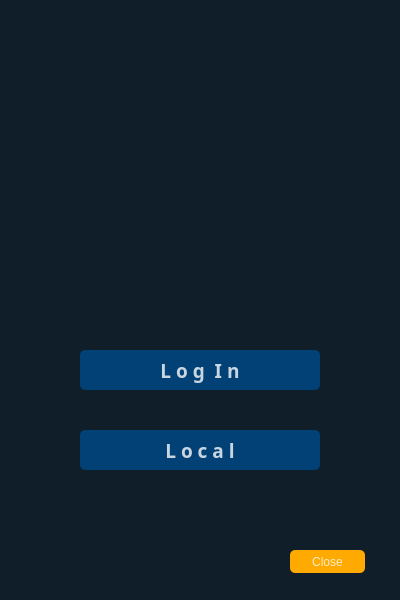
Qt form ui/home.ui (cach007/face_findeer) before a commit.
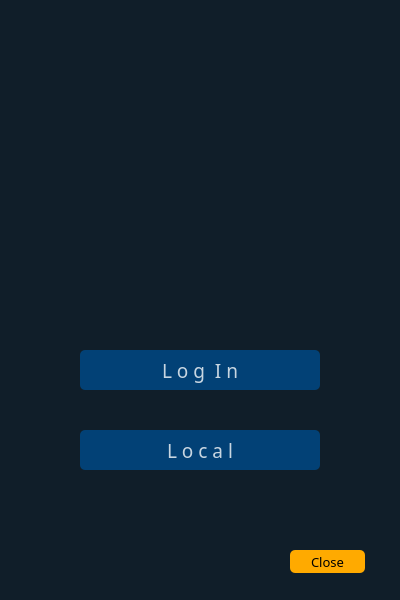
The same form after that commit. Icons and pictures are not drawn.

```diff
--- a/ui/home.ui
+++ b/ui/home.ui
@@ -42,10 +42,10 @@
     </property>
     <property name="font">
      <font>
-      <family>Agency FB</family>
+      <family>Arial Rounded MT Bold</family>
       <pointsize>14</pointsize>
-      <weight>75</weight>
-      <bold>true</bold>
+      <weight>50</weight>
+      <bold>false</bold>
      </font>
     </property>
     <property name="styleSheet">
@@ -78,10 +78,16 @@
       <height>23</height>
      </rect>
     </property>
+    <property name="font">
+     <font>
+      <family>Arial Rounded MT Bold</family>
+      <pointsize>10</pointsize>
+     </font>
+    </property>
     <property name="styleSheet">
      <string notr="true">QPushButton#pushButton_3{
 background-color:rgb(255, 170, 0);
-color:rgba(255, 255, 255, 200);
+	color: rgb(0, 0, 0);
 border-radius:5px;
 }
 QPushButton#pushButton_3:pressed{
@@ -109,10 +115,10 @@
     </property>
     <property name="font">
      <font>
-      <family>Agency FB</family>
+      <family>Arial Rounded MT Bold</family>
       <pointsize>14</pointsize>
-      <weight>75</weight>
-      <bold>true</bold>
+      <weight>50</weight>
+      <bold>false</bold>
      </font>
     </property>
     <property name="styleSheet">
```
